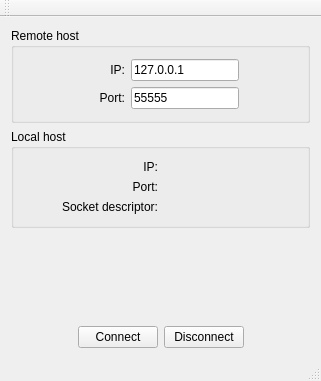
Qt form client.ui (pavolmarak/fingerprint-client-gui-qt) before a commit.
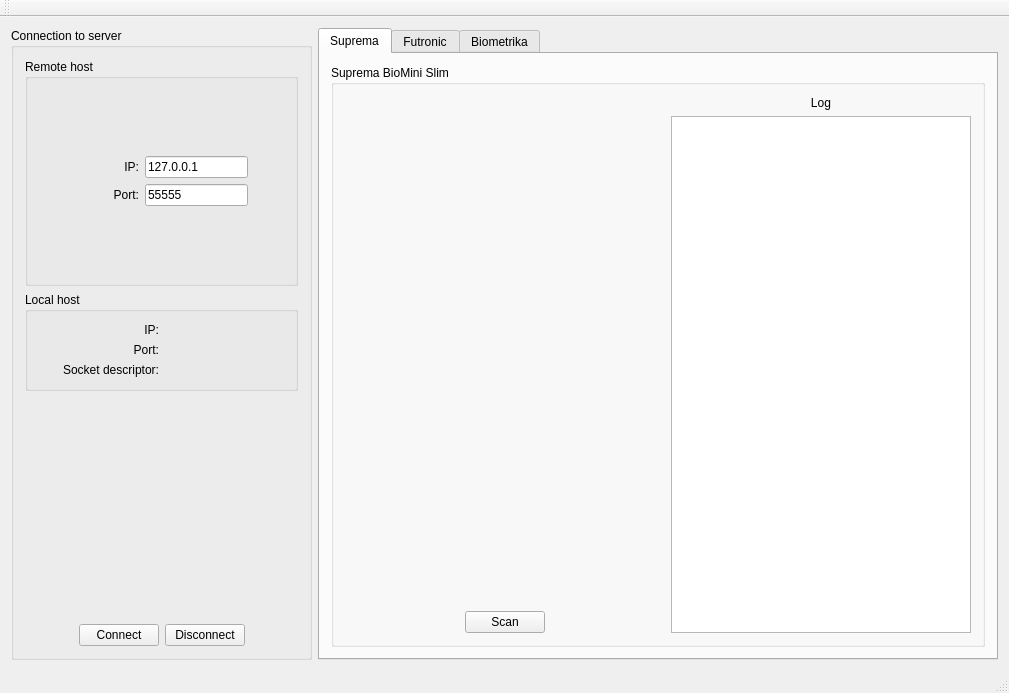
The same form after that commit.

Commit message: First steps in integration of Suprema sensor.

```diff
--- a/client.ui
+++ b/client.ui
@@ -6,15 +6,21 @@
    <rect>
     <x>0</x>
     <y>0</y>
-    <width>321</width>
-    <height>381</height>
+    <width>1009</width>
+    <height>693</height>
    </rect>
   </property>
   <property name="windowTitle">
    <string>Simple Qt Client</string>
   </property>
   <widget class="QWidget" name="centralWidget">
-   <layout class="QVBoxLayout" name="verticalLayout_2">
+   <layout class="QHBoxLayout" name="horizontalLayout_8">
+    <item>
+     <widget class="QGroupBox" name="server_connection">
+      <property name="title">
+       <string>Connection to server</string>
+      </property>
+      <layout class="QVBoxLayout" name="verticalLayout_5">
     <item>
      <widget class="QGroupBox" name="remote_host">
       <property name="sizePolicy">
@@ -266,6 +272,129 @@
     </item>
    </layout>
   </widget>
+    </item>
+    <item>
+     <widget class="QTabWidget" name="scanner_tabs">
+      <property name="currentIndex">
+       <number>0</number>
+      </property>
+      <widget class="QWidget" name="suprema_tab">
+       <attribute name="title">
+        <string>Suprema</string>
+       </attribute>
+       <layout class="QVBoxLayout" name="verticalLayout_7">
+        <item>
+         <widget class="QGroupBox" name="suprema_scanner">
+          <property name="title">
+           <string>Suprema BioMini Slim</string>
+          </property>
+          <layout class="QHBoxLayout" name="horizontalLayout_9">
+           <item>
+            <layout class="QVBoxLayout" name="verticalLayout_6">
+             <item>
+              <widget class="QLabel" name="suprema_fingerprint_img">
+               <property name="sizePolicy">
+                <sizepolicy hsizetype="Minimum" vsizetype="Minimum">
+                 <horstretch>0</horstretch>
+                 <verstretch>0</verstretch>
+                </sizepolicy>
+               </property>
+               <property name="minimumSize">
+                <size>
+                 <width>320</width>
+                 <height>480</height>
+                </size>
+               </property>
+               <property name="text">
+                <string/>
+               </property>
+              </widget>
+             </item>
+             <item>
+              <layout class="QHBoxLayout" name="horizontalLayout_10">
+               <item>
+                <spacer name="horizontalSpacer_4">
+                 <property name="orientation">
+                  <enum>Qt::Horizontal</enum>
+                 </property>
+                 <property name="sizeHint" stdset="0">
+                  <size>
+                   <width>40</width>
+                   <height>20</height>
+                  </size>
+                 </property>
+                </spacer>
+               </item>
+               <item>
+                <widget class="QPushButton" name="suprema_scan_button">
+                 <property name="text">
+                  <string>Scan</string>
+                 </property>
+                </widget>
+               </item>
+               <item>
+                <spacer name="horizontalSpacer_5">
+                 <property name="orientation">
+                  <enum>Qt::Horizontal</enum>
+                 </property>
+                 <property name="sizeHint" stdset="0">
+                  <size>
+                   <width>40</width>
+                   <height>20</height>
+                  </size>
+                 </property>
+                </spacer>
+               </item>
+              </layout>
+             </item>
+            </layout>
+           </item>
+           <item>
+            <layout class="QVBoxLayout" name="verticalLayout_2">
+             <item>
+              <widget class="QLabel" name="suprema_log_label">
+               <property name="text">
+                <string>&lt;html&gt;&lt;head/&gt;&lt;body&gt;&lt;p align=&quot;center&quot;&gt;Log&lt;/p&gt;&lt;/body&gt;&lt;/html&gt;</string>
+               </property>
+              </widget>
+             </item>
+             <item>
+              <widget class="QTextEdit" name="suprema_log">
+               <property name="sizePolicy">
+                <sizepolicy hsizetype="Minimum" vsizetype="Expanding">
+                 <horstretch>0</horstretch>
+                 <verstretch>0</verstretch>
+                </sizepolicy>
+               </property>
+               <property name="minimumSize">
+                <size>
+                 <width>300</width>
+                 <height>0</height>
+                </size>
+               </property>
+              </widget>
+             </item>
+            </layout>
+           </item>
+          </layout>
+         </widget>
+        </item>
+       </layout>
+      </widget>
+      <widget class="QWidget" name="futronic_tab">
+       <attribute name="title">
+        <string>Futronic</string>
+       </attribute>
+      </widget>
+      <widget class="QWidget" name="biometrika_tab">
+       <attribute name="title">
+        <string>Biometrika</string>
+       </attribute>
+      </widget>
+     </widget>
+    </item>
+   </layout>
+  </widget>
   <widget class="QMenuBar" name="menuBar">
    <property name="geometry">
     <rect>
```
Left out of the diff: 2 changed lines with no effect on the pictures. Lines whose indentation alone changed are shown as unchanged. The commit also changes 2 other files.
